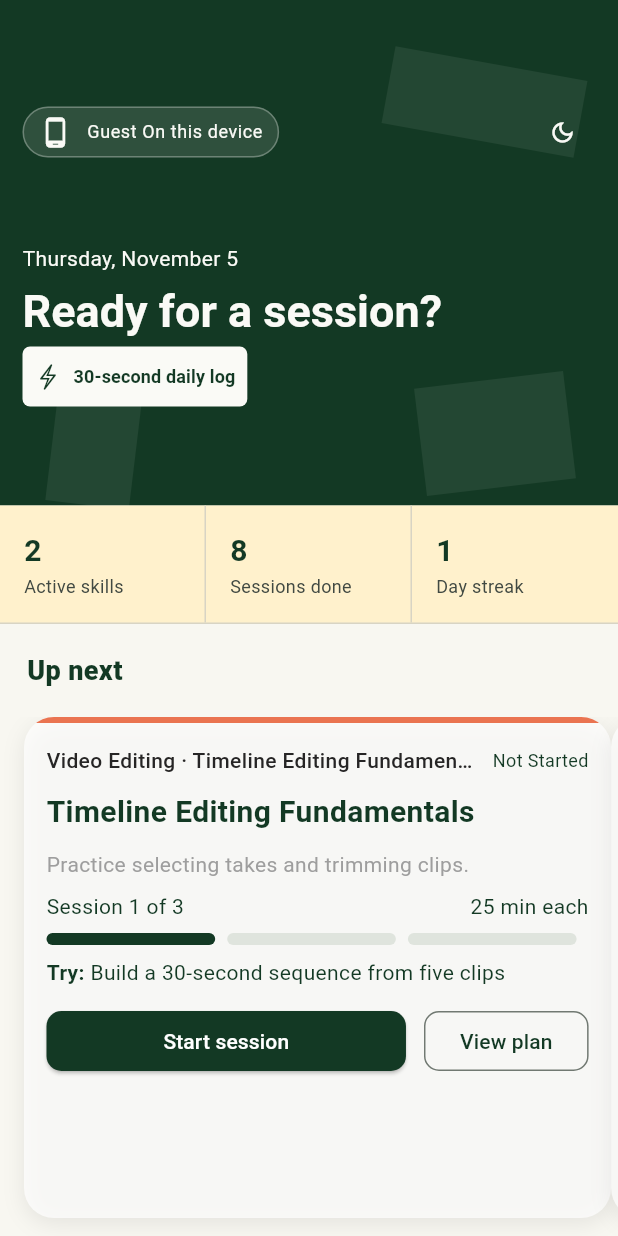
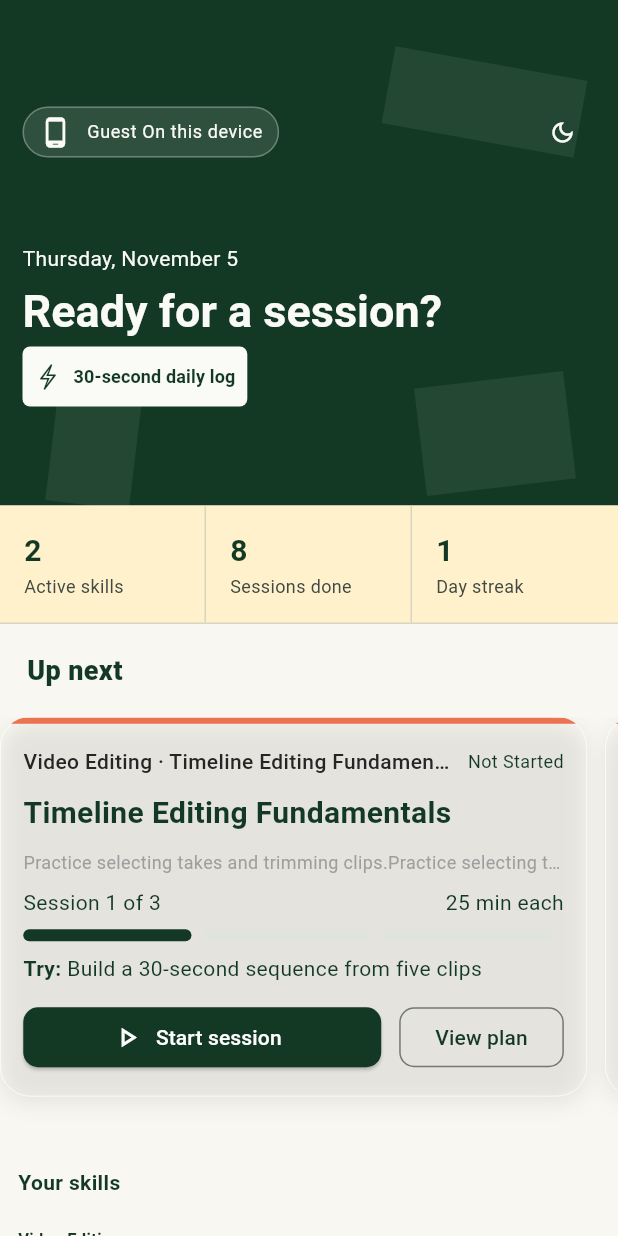
Before and after one commit to Harlloh/skillz_log, a Flutter app: the HomeScreen screen opened directly with empty values, on a phone screen of 412 x 824 dp. Run offline on Flutter 3.47's test engine with Material 3 defaults, Android fonts, the phone set to English and light mode, and no system bars.

Commit message:
completed the home screen elements

```diff
--- a/lib/data/constants.dart
+++ b/lib/data/constants.dart
@@ -61,3 +61,43 @@ enum AccType {
 
   dynamic get displayText => '$label $desc';
 }
+
+class SkillCardType {
+  final String skill;
+  final String topic;
+  final String status;
+  final String description;
+  final int session;
+  final int totalSessions;
+  final int minutes;
+  final String tryText;
+
+  const SkillCardType({
+    required this.skill,
+    required this.topic,
+    required this.description,
+    required this.status,
+    required this.session,
+    required this.totalSessions,
+    required this.minutes,
+    required this.tryText,
+  });
+}
+
+class SkillListType {
+  final String title;
+  final String skillLevel;
+  final String category;
+  final String status;
+  final int session;
+  final int totalSessions;
+
+  const SkillListType({
+    required this.title,
+    required this.skillLevel,
+    required this.category,
+    required this.status,
+    required this.session,
+    required this.totalSessions,
+  });
+}
--- a/lib/pages/home_screen.dart
+++ b/lib/pages/home_screen.dart
@@ -3,8 +3,11 @@ import 'package:flutter/material.dart';
 import 'package:intl/intl.dart';
 import 'package:skillz_log/data/app_theme.dart';
 import 'package:skillz_log/data/constants.dart';
+import 'package:skillz_log/pages/skills_list.dart';
+import 'package:skillz_log/utils/appNavigator.dart';
 import 'package:skillz_log/utils/utils.dart';
 import 'package:skillz_log/widgets/header_widget.dart';
+import 'package:skillz_log/widgets/skill_list.dart';
 import 'package:skillz_log/widgets/skills_card.dart';
 import 'package:skillz_log/widgets/stat_cell.dart';
 
@@ -18,29 +21,49 @@ class HomeScreen extends StatelessWidget {
     final theme = Theme.of(context);
     final topInset = MediaQuery.paddingOf(context).top;
 
-    final List<Map<String, dynamic>> skills = [
-      {
-        'skill': 'Video Editing',
-        'topic': 'Timeline Editing Fundamentals',
-        'status': 'Not Started',
-        'description': 'Practice selecting takes and trimming clips.',
-        'session': 1,
-        'totalSessions': 3,
-        'minutes': 25,
-        'tryText': 'Build a 30-second sequence from five clips',
-      },
-      {
-        'skill': 'Flutter',
-        'topic': 'State Management',
-        'status': 'In Progress',
-        'description': 'Learn how to manage application state.',
-        'session': 2,
-        'totalSessions': 5,
-        'minutes': 30,
-        'tryText': 'Build a counter using Riverpod',
-      },
+    final List<SkillCardType> skills = [
+      SkillCardType(
+        skill: 'Video Editing',
+        topic: 'Timeline Editing Fundamentals',
+        status: 'Not Started',
+        description:
+            'Practice selecting takes and trimming clips.Practice selecting takes and trimming clips.Practice selecting takes and trimming clips',
+        session: 1,
+        totalSessions: 3,
+        minutes: 25,
+        tryText: 'Build a 30-second sequence from five clips',
+      ),
+
+      SkillCardType(
+        skill: 'Flutter',
+        topic: 'State Management',
+        status: 'In Progress',
+        description: 'Learn how to manage application state.',
+        session: 2,
+        totalSessions: 5,
+        minutes: 30,
+        tryText: 'Build a counter using Riverpod',
+      ),
     ];
 
+    final List<SkillListType> skillsList = [
+      SkillListType(
+        title: 'Video Editing',
+        skillLevel: 'Beginner',
+        category: 'Media',
+        status: 'In progress',
+        session: 1,
+        totalSessions: 10,
+      ),
+      SkillListType(
+        title: 'Flutter',
+        skillLevel: 'Expert',
+        category: 'Mobile Development',
+        status: 'In progress',
+        session: 2,
+        totalSessions: 14,
+      ),
+    ];
     return Scaffold(
       body: Stack(
         children: [
@@ -115,30 +138,62 @@ class HomeScreen extends StatelessWidget {
                     ),
                   ),
                 ),
+
+                // SKILLS UP NEXT SECTION
                 SizedBox(
-                  height: 350,
+                  height: 300,
                   child: ListView.builder(
                     scrollDirection: Axis.horizontal,
-                    padding: const EdgeInsets.symmetric(horizontal: 16),
                     itemCount: skills.length,
                     itemBuilder: (context, index) {
                       final skill = skills[index];
+
                       return Padding(
-                        padding: const EdgeInsets.only(bottom: 16),
-                        child: SkillsCard(
-                          skill: skill['skill'],
-                          topic: skill['topic'],
-                          status: skill['status'],
-                          description: skill['description'],
-                          session: skill['session'],
-                          totalSessions: skill['totalSessions'],
-                          minutes: skill['minutes'],
-                          tryText: skill['tryText'],
-                          onStart: () {},
-                          onViewPlan: () {},
+                        padding: const EdgeInsets.only(right: 12),
+                        child: Align(
+                          alignment: Alignment.topCenter,
+                          child: SkillsCard(
+                            skill: skill.skill,
+                            topic: skill.topic,
+                            status: skill.status,
+                            description: skill.description,
+                            session: skill.session,
+                            totalSessions: skill.totalSessions,
+                            minutes: skill.minutes,
+                            tryText: skill.tryText,
+                            onStart: () {},
+                            onViewPlan: () {},
+                          ),
                         ),
                       );
                     },
+                  ),
+                ),
+                Padding(
+                  padding: const EdgeInsets.symmetric(horizontal: 12),
+                  child: Column(
+                    children: [
+                      // Expanded(child: Row())
+                      Row(
+                        mainAxisAlignment: MainAxisAlignment.spaceBetween,
+                        children: [
+                          Text(
+                            'Your skills',
+                            style: TextStyle(fontWeight: FontWeight.w600),
+                          ),
+                          if (skillsList.length > 5)
+                            TextButton(
+                              onPressed: () =>
+                                  AppNavigator.push(context, SkillsList()),
+                              child: const Text('See all'),
+                            ),
+                        ],
+                      ),
+                      SizedBox(height: 20),
+                      ...skillsList.take(5).map((skill) {
+                        return SkillListItem(skill: skill);
+                      }).toList(),
+                    ],
                   ),
                 ),
               ],
--- /dev/null
+++ b/lib/pages/skill_details.dart
@@ -0,0 +1,13 @@
+import 'package:flutter/material.dart';
+
+class SkillDetail extends StatelessWidget {
+  const SkillDetail({super.key});
+
+  @override
+  Widget build(BuildContext context) {
+    return Scaffold(
+      appBar: AppBar(),
+      body: Center(child: Text('Skill Details')),
+    );
+  }
+}
--- /dev/null
+++ b/lib/pages/skills_list.dart
@@ -0,0 +1,13 @@
+import 'package:flutter/material.dart';
+
+class SkillsList extends StatelessWidget {
+  const SkillsList({super.key});
+
+  @override
+  Widget build(BuildContext context) {
+    return Scaffold(
+      appBar: AppBar(),
+      body: Center(child: Text('data')),
+    );
+  }
+}
--- /dev/null
+++ b/lib/widgets/skill_list.dart
@@ -0,0 +1,86 @@
+import 'package:flutter/material.dart';
+import 'package:skillz_log/data/constants.dart';
+import 'package:skillz_log/pages/skill_details.dart';
+import 'package:skillz_log/utils/appNavigator.dart';
+
+class SkillListItem extends StatelessWidget {
+  const SkillListItem({super.key, required this.skill});
+  final SkillListType skill;
+
+  @override
+  Widget build(BuildContext context) {
+    final progress = skill.totalSessions > 0
+        ? (skill.session / skill.totalSessions).clamp(0.0, 1.0)
+        : 0.0;
+    return Container(
+      width: double.infinity,
+      padding: EdgeInsets.only(bottom: 25),
+      child: Row(
+        children: [
+          Expanded(
+            flex: 2,
+            child: Column(
+              crossAxisAlignment: CrossAxisAlignment.start,
+              children: [
+                Column(
+                  crossAxisAlignment: CrossAxisAlignment.start,
+                  children: [
+                    Text(
+                      skill.title,
+                      style: TextStyle(
+                        fontWeight: FontWeight.w600,
+                        fontSize: 11,
+                      ),
+                    ),
+                    SizedBox(height: 5),
+                    Text(
+                      '${skill.category} . ${skill.skillLevel}',
+                      style: TextStyle(fontSize: 10),
+                    ),
+                  ],
+                ),
+                SizedBox(height: 10),
+                ClipRRect(
+                  borderRadius: BorderRadius.circular(10),
+                  child: LinearProgressIndicator(
+                    value: progress,
+                    minHeight: 7,
+                    backgroundColor: const Color(0xFFE9E9DF),
+                    valueColor: const AlwaysStoppedAnimation<Color>(
+                      Color(0xFF123D29),
+                    ),
+                  ),
+                ),
+              ],
+            ),
+          ),
+          InkWell(
+            onTap: () {
+              AppNavigator.push(context, SkillDetail());
+            },
+            child: Padding(
+              padding: const EdgeInsets.only(left: 15),
+              child: Row(
+                children: [
+                  Column(
+                    children: [
+                      Text(
+                        '${skill.session}/${skill.totalSessions}',
+                        style: TextStyle(
+                          fontSize: 12,
+                          fontWeight: FontWeight.w600,
+                        ),
+                      ),
+                      Text('${skill.status}', style: TextStyle(fontSize: 10)),
+                    ],
+                  ),
+                  Icon(Icons.chevron_right),
+                ],
+              ),
+            ),
+          ),
+        ],
+      ),
+    );
+  }
+}
--- a/lib/widgets/skills_card.dart
+++ b/lib/widgets/skills_card.dart
@@ -36,7 +36,8 @@ class SkillsCard extends StatelessWidget {
       clipBehavior: Clip.antiAlias,
       decoration: BoxDecoration(
         borderRadius: BorderRadius.circular(20),
-        color: (Colors.white70),
+        border: Border.all(width: 0.51, color: Colors.white),
+        // color: (Colors.white70),
         boxShadow: [
           BoxShadow(
             color: Colors.black.withValues(alpha: 0.08),
@@ -47,6 +48,7 @@ class SkillsCard extends StatelessWidget {
         ],
       ),
       child: Column(
+        mainAxisSize: MainAxisSize.min,
         children: [
           Container(height: 4, width: double.infinity, color: colors.secondary),
           Padding(
@@ -84,11 +86,12 @@ class SkillsCard extends StatelessWidget {
                 ),
                 Text(
                   description,
-                  maxLines: 2,
+                  maxLines: 1,
                   overflow: TextOverflow.ellipsis,
                   style: const TextStyle(
                     color: Colors.grey,
                     overflow: TextOverflow.ellipsis,
+                    fontSize: 12,
                   ),
                 ),
                 SizedBox(height: 8),
@@ -133,15 +136,20 @@ class SkillsCard extends StatelessWidget {
                   children: [
                     Expanded(
                       flex: 2,
-                      child: ElevatedButton(
+                      child: ElevatedButton.icon(
                         onPressed: onStart,
+                        icon: Icon(
+                          Icons.play_arrow_outlined,
+                          color: Colors.white,
+                          size: 22,
+                        ),
                         style: ElevatedButton.styleFrom(
                           backgroundColor: colors.primary,
                           shape: RoundedRectangleBorder(
                             borderRadius: BorderRadius.circular(10),
                           ),
                         ),
-                        child: const Text(
+                        label: const Text(
                           'Start session',
                           style: TextStyle(color: Colors.white),
                         ),
```
